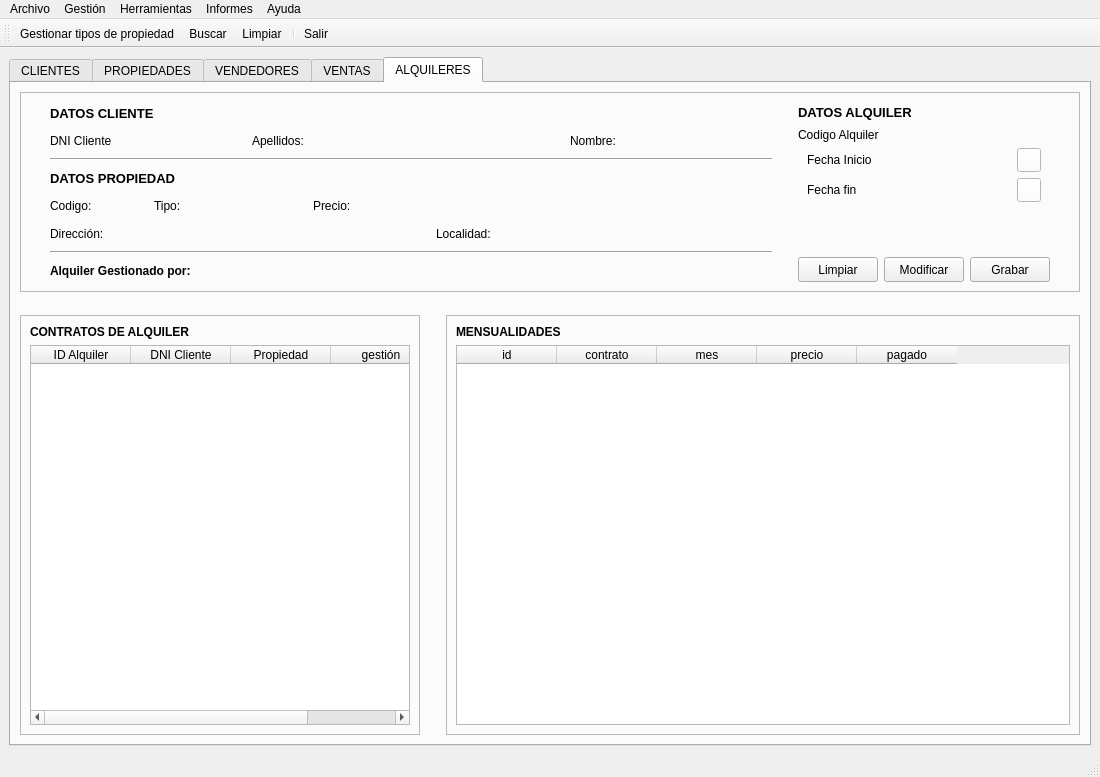
The window that templates/venPrincipal.ui (BuaTeijeiro/ProyectoDI) describes before a commit, drawn with Qt 5.
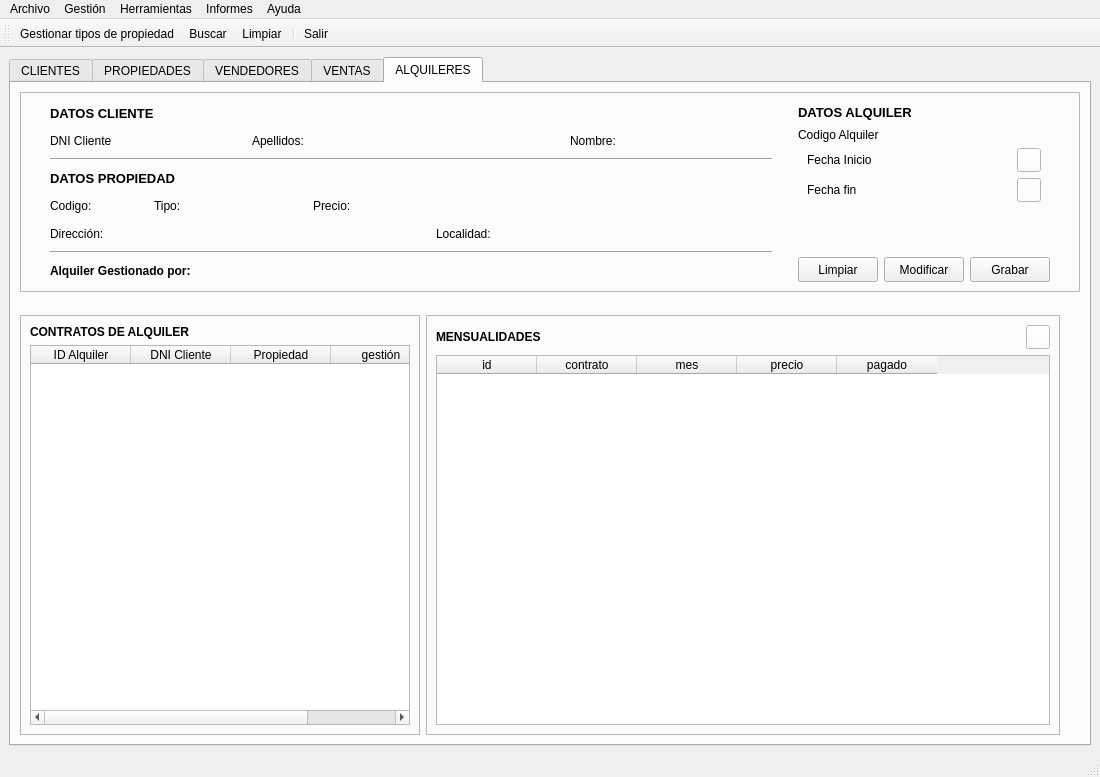
The same window after the commit. Icons and pictures are not drawn.

Commit message: feat(): reducir contrato alquiler y generar recibos

Diff of the .ui file:
```diff
--- a/templates/venPrincipal.ui
+++ b/templates/venPrincipal.ui
@@ -6162,22 +6162,6 @@
               </layout>
              </widget>
             </item>
-            <item>
-             <spacer name="horizontalSpacer_66">
-              <property name="orientation">
-               <enum>Qt::Horizontal</enum>
-              </property>
-              <property name="sizeType">
-               <enum>QSizePolicy::Fixed</enum>
-              </property>
-              <property name="sizeHint" stdset="0">
-               <size>
-                <width>20</width>
-                <height>20</height>
-               </size>
-              </property>
-             </spacer>
-            </item>
             <item>
              <widget class="QFrame" name="frame_5">
               <property name="minimumSize">
@@ -6200,6 +6184,8 @@
               </property>
               <layout class="QVBoxLayout" name="verticalLayout_12">
                <item>
+                <layout class="QHBoxLayout" name="horizontalLayout_62">
+                 <item>
                 <widget class="QLabel" name="label_39">
                  <property name="font">
                   <font>
@@ -6213,6 +6199,53 @@
                 </widget>
                </item>
                <item>
+                  <spacer name="horizontalSpacer_63">
+                   <property name="orientation">
+                    <enum>Qt::Horizontal</enum>
+                   </property>
+                   <property name="sizeHint" stdset="0">
+                    <size>
+                     <width>40</width>
+                     <height>20</height>
+                    </size>
+                   </property>
+                  </spacer>
+                 </item>
+                 <item>
+                  <widget class="QPushButton" name="btnReciboAlquiler">
+                   <property name="minimumSize">
+                    <size>
+                     <width>24</width>
+                     <height>24</height>
+                    </size>
+                   </property>
+                   <property name="maximumSize">
+                    <size>
+                     <width>24</width>
+                     <height>24</height>
+                    </size>
+                   </property>
+                   <property name="styleSheet">
+                    <string notr="true">background-color: #FFF</string>
+                   </property>
+                   <property name="text">
+                    <string/>
+                   </property>
+                   <property name="icon">
+                    <iconset>
+                     <normaloff>../img/informe.ico</normaloff>../img/informe.ico</iconset>
+                   </property>
+                   <property name="iconSize">
+                    <size>
+                     <width>24</width>
+                     <height>24</height>
+                    </size>
+                   </property>
+                  </widget>
+                 </item>
+                </layout>
+               </item>
+               <item>
                 <widget class="QTableWidget" name="tablaMensualidades">
                  <property name="selectionMode">
                   <enum>QAbstractItemView::SingleSelection</enum>
@@ -6253,6 +6286,22 @@
               </layout>
              </widget>
             </item>
+            <item>
+             <spacer name="horizontalSpacer_66">
+              <property name="orientation">
+               <enum>Qt::Horizontal</enum>
+              </property>
+              <property name="sizeType">
+               <enum>QSizePolicy::Fixed</enum>
+              </property>
+              <property name="sizeHint" stdset="0">
+               <size>
+                <width>20</width>
+                <height>20</height>
+               </size>
+              </property>
+             </spacer>
+            </item>
            </layout>
           </item>
          </layout>
```
Lines whose indentation alone changed are shown as unchanged. The commit also changes 18 other files.
